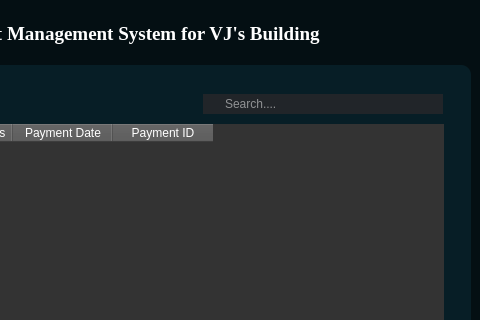
lalalance12/Landlord-Support-Management-System, file interface.ui: the form before one commit; both pictures show x 634 to 1114 and y 0 to 320 of the 1114 by 574 pixel window.
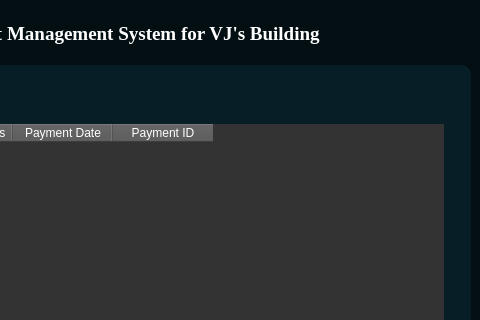
The form after the commit. The open tabs and pages were chosen to show the change. Icons and pictures are not drawn.

Patch:
```diff
--- a/interface.ui
+++ b/interface.ui
@@ -471,50 +471,6 @@
              <number>6</number>
             </property>
             <widget class="QWidget" name="TSListPage">
-             <widget class="QLineEdit" name="Search_lineEdit">
-              <property name="geometry">
-               <rect>
-                <x>610</x>
-                <y>20</y>
-                <width>240</width>
-                <height>20</height>
-               </rect>
-              </property>
-              <property name="minimumSize">
-               <size>
-                <width>240</width>
-                <height>20</height>
-               </size>
-              </property>
-              <property name="maximumSize">
-               <size>
-                <width>240</width>
-                <height>30</height>
-               </size>
-              </property>
-              <property name="styleSheet">
-               <string notr="true">QLineEdit {
-    border: none;
-    color: #FFF;
-    padding-left: 20px;
-    padding-right: 20px;
-    background-color: rgb(33, 37, 41); 
-    border-image: url(rounded-border.png) 15 15 15 15 stretch stretch;
-}
-
-QLineEdit:hover {
-    border: 2px solid rgb(48, 50, 62);
-}
-
-QLineEdit:focus {
-    border: 2px solid rgb(85, 170, 255);
-    background-color: rgb(33, 37, 41); 
-}</string>
-              </property>
-              <property name="placeholderText">
-               <string>Search....</string>
-              </property>
-             </widget>
              <widget class="QLabel" name="TenantStatList_label">
               <property name="geometry">
                <rect>
```
Left out of the diff: 2 changed lines with no effect on the pictures.
